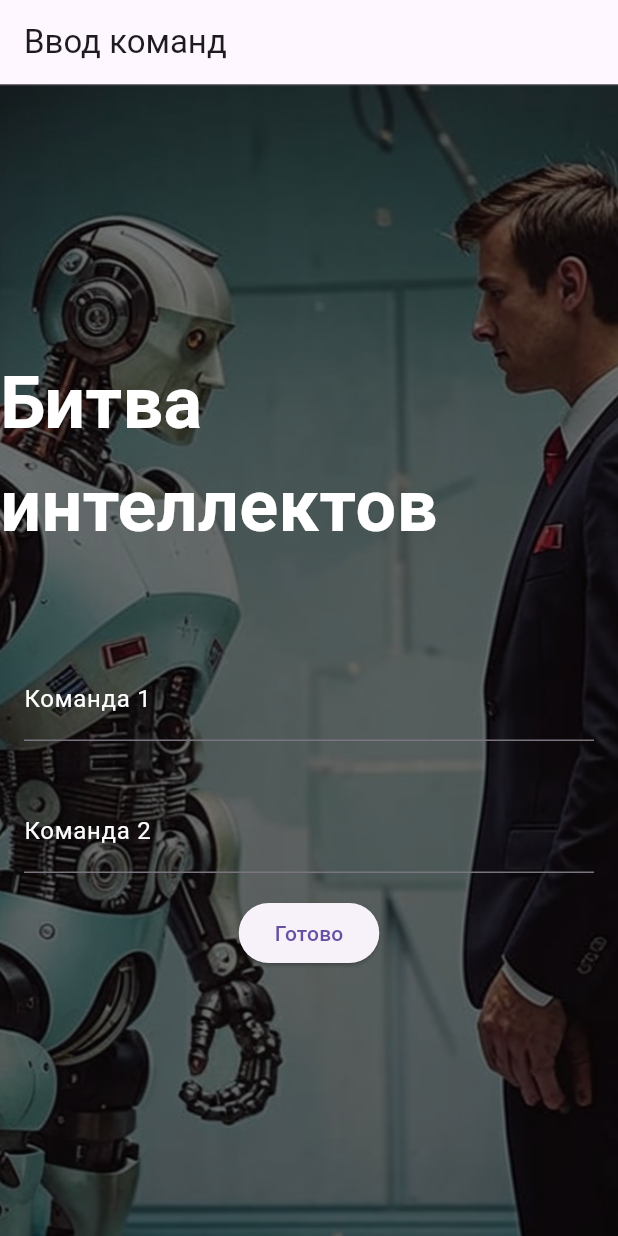
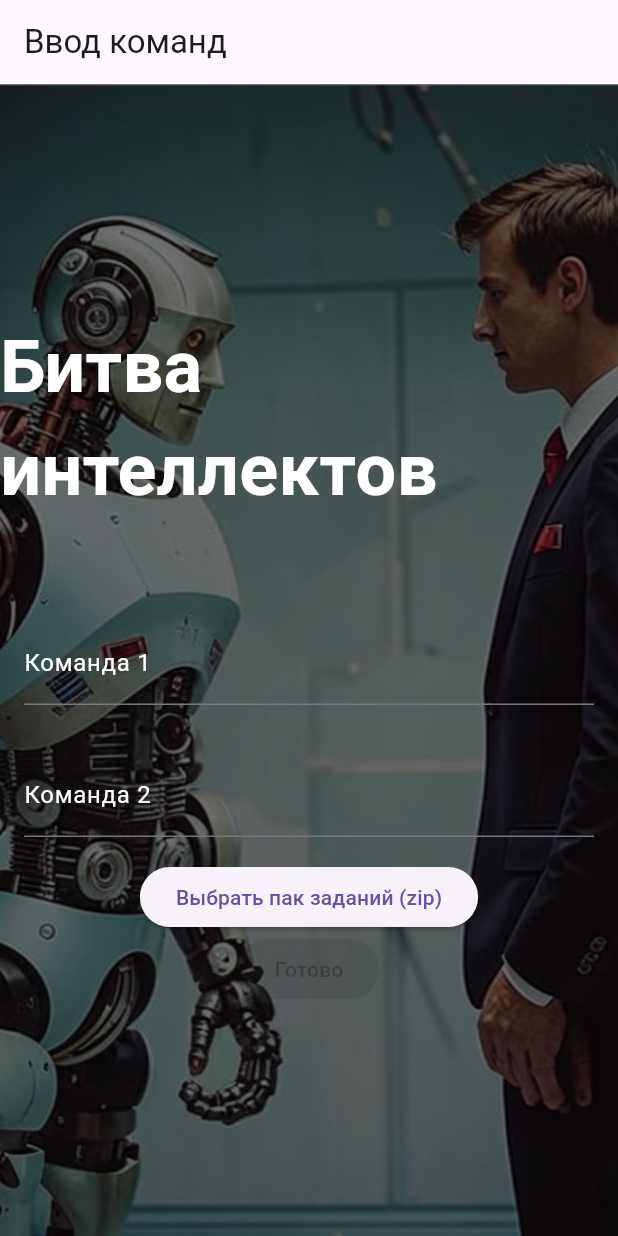
Before and after one commit to zigbug/The-battle-of-the-intellects, a Flutter app: the screen it shows after launch, on a phone screen of 412 x 824 dp. Run offline on Flutter 3.47's test engine with Material 3 defaults, Android fonts, the phone set to English and light mode, and no system bars; our stand-ins replace file_picker, flutter_tts; Roboto replaces fonts that are missing (Lobster).

Commit message:
файлы из архива

```diff
--- a/lib/start_page.dart
+++ b/lib/start_page.dart
@@ -1,5 +1,6 @@
 import 'package:flutter/material.dart';
 import 'game_page.dart';
+import 'package:file_picker/file_picker.dart';
 
 class TeamInputPage extends StatefulWidget {
   const TeamInputPage({Key? key}) : super(key: key);
@@ -11,6 +12,7 @@ class TeamInputPage extends StatefulWidget {
 class _TeamInputPageState extends State<TeamInputPage> {
   final TextEditingController _team1Controller = TextEditingController();
   final TextEditingController _team2Controller = TextEditingController();
+  String? _selectedPackPath;
 
   @override
   Widget build(BuildContext context) {
@@ -23,8 +25,7 @@ class _TeamInputPageState extends State<TeamInputPage> {
           image: DecorationImage(
             image: AssetImage('assets/kandinsky-download-1728049639323.png'),
             fit: BoxFit.cover,
-            colorFilter: ColorFilter.mode(
-                Colors.black54, BlendMode.srcOver), // Прозрачность 50%
+            colorFilter: ColorFilter.mode(Colors.black54, BlendMode.srcOver),
           ),
         ),
         child: Center(
@@ -32,13 +33,13 @@ class _TeamInputPageState extends State<TeamInputPage> {
             mainAxisAlignment: MainAxisAlignment.center,
             children: [
               const Padding(
-                padding: EdgeInsets.only(bottom: 50.0), // Добавлено отступ
+                padding: EdgeInsets.only(bottom: 50.0),
                 child: Text(
                   'Битва интеллектов',
                   style: TextStyle(
                     fontSize: 48,
                     fontWeight: FontWeight.bold,
-                    fontFamily: 'Lobster', // Пример декоративного шрифта
+                    fontFamily: 'Lobster',
                     color: Colors.white,
                   ),
                 ),
@@ -64,17 +65,37 @@ class _TeamInputPageState extends State<TeamInputPage> {
                 ),
               ),
               ElevatedButton(
-                onPressed: () {
+                onPressed: () async {
+                  final result = await FilePicker.platform.pickFiles(
+                    allowMultiple: false,
+                    type: FileType.custom,
+                    allowedExtensions: ['zip'], // Allow only zip files
+                  );
+                  if (result != null && result.files.single.path != null) {
+                    setState(() {
+                      _selectedPackPath = result.files.single.path;
+                    });
+                  }
+                },
+                child: const Text('Выбрать пак заданий (zip)'),
+              ),
+              if (_selectedPackPath != null)
+                Text('Выбранный пак: $_selectedPackPath'),
+              ElevatedButton(
+                onPressed: _selectedPackPath != null
+                    ? () {
                         Navigator.push(
                           context,
                           MaterialPageRoute(
                             builder: (context) => GamePage(
                               team1Name: _team1Controller.text,
                               team2Name: _team2Controller.text,
+                              selectedPackPath: _selectedPackPath!,
                             ),
                           ),
                         );
-                },
+                      }
+                    : null,
                 child: const Text('Готово'),
               ),
             ],
--- a/pubspec.yaml
+++ b/pubspec.yaml
@@ -37,6 +37,8 @@ dependencies:
   cupertino_icons: ^1.0.8
   flutter_tts: ^4.0.2
   path_provider: ^2.1.4
+  file_picker: ^8.1.4
+  archive: ^3.6.1
 
 dev_dependencies:
   flutter_test:
```
Also changed, not shown: lib/game_page.dart (+48 -4 lines), pubspec.lock. Lines whose indentation alone changed are shown as unchanged.
